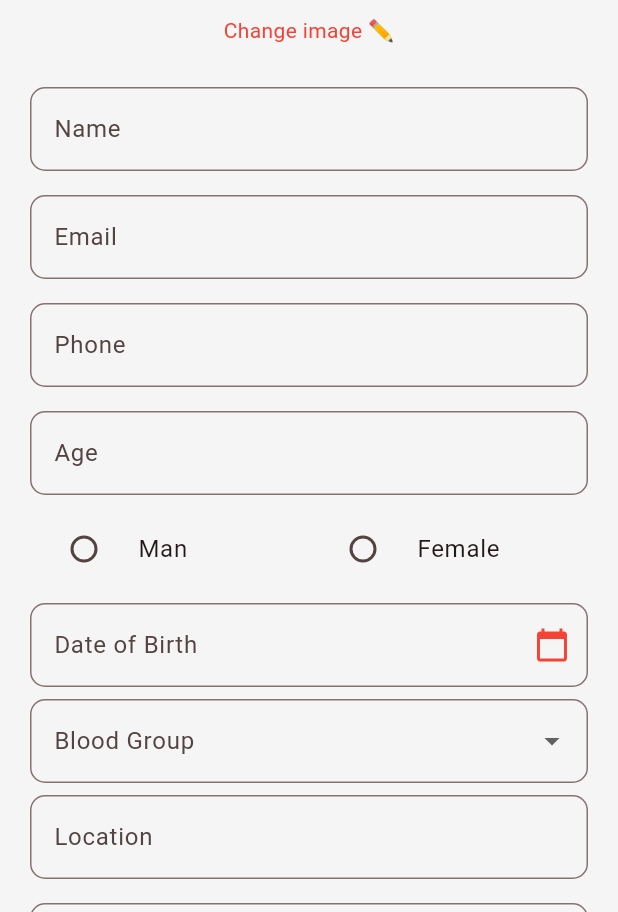
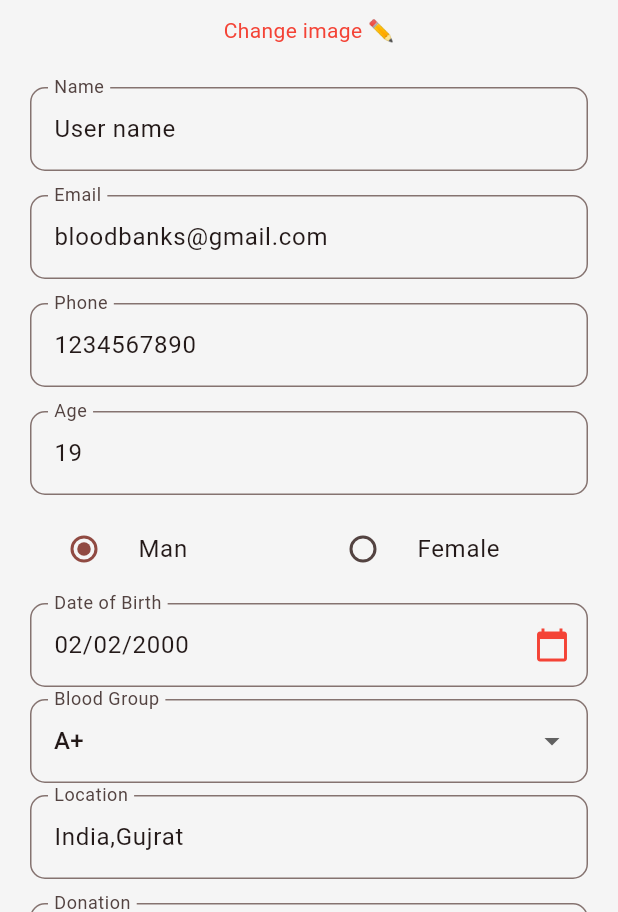
Before and after one commit to hardik7426/blood_bank_app, a Flutter app: the ProfilePage screen opened directly, after a tap on "Edit Profile", on a phone screen of 412 x 824 dp, the part 324-1236 px from its top. Run offline on Flutter 3.47's test engine with Material 3 defaults, Android fonts, the phone set to English and light mode, and no system bars.

Commit message:
edit_profile_wroking

```diff
--- a/lib/screens/user/edit_profile_page.dart
+++ b/lib/screens/user/edit_profile_page.dart
@@ -2,24 +2,130 @@
 import 'package:flutter/material.dart';
 
 class EditProfilePage extends StatefulWidget {
-  const EditProfilePage({super.key});
+  // Fields to receive and pre-populate the form
+  final String fullName;
+  final String email;
+  final String phone;
+  final int age;
+  final String gender;
+  final String dob;
+  final String bloodGroup;
+  final String location;
+  final int donations;
+  final String lastDonation;
+
+  const EditProfilePage({
+    super.key,
+    required this.fullName,
+    required this.email,
+    required this.phone,
+    required this.age,
+    required this.gender,
+    required this.dob,
+    required this.bloodGroup,
+    required this.location,
+    required this.donations,
+    required this.lastDonation,
+  });
 
   @override
   State<EditProfilePage> createState() => _EditProfilePageState();
 }
 
 class _EditProfilePageState extends State<EditProfilePage> {
-  final TextEditingController nameController = TextEditingController();
-  final TextEditingController emailController = TextEditingController();
-  final TextEditingController phoneController = TextEditingController();
-  final TextEditingController ageController = TextEditingController();
-  final TextEditingController dobController = TextEditingController();
-  final TextEditingController locationController = TextEditingController();
-  final TextEditingController donationController = TextEditingController();
-  final TextEditingController lastDonationController = TextEditingController();
+  final _formKey = GlobalKey<FormState>();
+  late String _selectedGender;
+  String? _selectedBloodGroup;
 
-  String? _selectedGender;
-  String? _selectedBloodGroup;
+  // Controllers to pre-fill data and handle edits
+  late TextEditingController _nameController;
+  late TextEditingController _emailController;
+  late TextEditingController _phoneController;
+  late TextEditingController _ageController;
+  late TextEditingController _dobController;
+  late TextEditingController _locationController;
+  late TextEditingController _donationsController;
+  late TextEditingController _lastDonationController;
+
+  @override
+  void initState() {
+    super.initState();
+    // Initialize state fields from widget properties
+    _selectedGender = widget.gender;
+    _selectedBloodGroup = widget.bloodGroup;
+
+    // Initialize controllers with incoming data
+    _nameController = TextEditingController(text: widget.fullName);
+    _emailController = TextEditingController(text: widget.email);
+    _phoneController = TextEditingController(text: widget.phone);
+    _ageController = TextEditingController(text: widget.age.toString());
+    _dobController = TextEditingController(text: widget.dob);
+    _locationController = TextEditingController(text: widget.location);
+    _donationsController = TextEditingController(text: widget.donations.toString());
+    _lastDonationController = TextEditingController(text: widget.lastDonation);
+  }
+
+  @override
+  void dispose() {
+    _nameController.dispose();
+    _emailController.dispose();
+    _phoneController.dispose();
+    _ageController.dispose();
+    _dobController.dispose();
+    _locationController.dispose();
+    _donationsController.dispose();
+    _lastDonationController.dispose();
+    super.dispose();
+  }
+
+  // Helper method for input decoration
+  InputDecoration _inputDecoration(String label) {
+    return InputDecoration(
+      labelText: label,
+      border: OutlineInputBorder(borderRadius: BorderRadius.circular(10)),
+      focusedBorder: OutlineInputBorder(borderRadius: BorderRadius.circular(10), borderSide: const BorderSide(color: Colors.red)),
+    );
+  }
+
+  Future<void> _selectDate(BuildContext context) async {
+    final dateParts = widget.dob.split('/');
+    DateTime initialDate = DateTime.tryParse('${dateParts[2]}-${dateParts[1]}-${dateParts[0]}') ?? DateTime(2000);
+
+    final DateTime? picked = await showDatePicker(
+      context: context,
+      initialDate: initialDate,
+      firstDate: DateTime(1900),
+      lastDate: DateTime.now(),
+    );
+    if (picked != null) {
+      setState(() {
+        _dobController.text = "${picked.day}/${picked.month}/${picked.year}";
+      });
+    }
+  }
+
+  void _saveChanges(BuildContext context) {
+    // Collect all updated data into a Map
+    final updatedData = {
+      'fullName': _nameController.text,
+      'email': _emailController.text,
+      'phone': _phoneController.text,
+      'age': int.tryParse(_ageController.text) ?? widget.age,
+      'gender': _selectedGender,
+      'dob': _dobController.text,
+      'bloodGroup': _selectedBloodGroup ?? widget.bloodGroup,
+      'location': _locationController.text,
+      'donations': int.tryParse(_donationsController.text) ?? widget.donations,
+      'lastDonation': _lastDonationController.text,
+    };
+
+    // Pop the screen and pass the data Map back to the previous widget
+    Navigator.pop(context, updatedData);
+
+    ScaffoldMessenger.of(context).showSnackBar(
+      const SnackBar(content: Text("Changes Saved!")),
+    );
+  }
 
   @override
   Widget build(BuildContext context) {
@@ -35,8 +141,11 @@ class _EditProfilePageState extends State<EditProfilePage> {
       ),
       body: SingleChildScrollView(
         padding: const EdgeInsets.all(20),
+        child: Form(
+          key: _formKey,
           child: Column(
             children: [
+              // Profile Picture
               Stack(
                 alignment: Alignment.bottomCenter,
                 children: [
@@ -50,7 +159,7 @@ class _EditProfilePageState extends State<EditProfilePage> {
                     ),
                     child: ClipOval(
                       child: Image.asset(
-                      'assets/images/logo.png',
+                        'assets/images/logo.png', // Placeholder image
                         fit: BoxFit.cover,
                         errorBuilder: (context, error, stackTrace) =>
                             const Icon(Icons.person, size: 100, color: Colors.grey),
@@ -64,42 +173,26 @@ class _EditProfilePageState extends State<EditProfilePage> {
 
               const SizedBox(height: 20),
 
-            _buildTextField("Name", nameController),
-            _buildTextField("Email", emailController),
-            _buildTextField("Phone", phoneController),
-            _buildTextField("Age", ageController),
+              // Input Fields
+              _buildTextField("Name", _nameController),
+              _buildTextField("Email", _emailController, keyboardType: TextInputType.emailAddress),
+              _buildTextField("Phone", _phoneController, keyboardType: TextInputType.phone),
+              _buildTextField("Age", _ageController, keyboardType: TextInputType.number),
 
+              // Gender
               Row(
                 children: [
-                Expanded(
-                  child: RadioListTile(
-                    title: const Text("Man"),
-                    value: "Man",
-                    groupValue: _selectedGender,
-                    onChanged: (value) {
-                      setState(() => _selectedGender = value.toString());
-                    },
-                  ),
-                ),
-                Expanded(
-                  child: RadioListTile(
-                    title: const Text("Female"),
-                    value: "Female",
-                    // ignore: deprecated_member_use
-                    groupValue: _selectedGender,
-                    // ignore: deprecated_member_use
-                    onChanged: (value) {
-                      setState(() => _selectedGender = value.toString());
-                    },
-                  ),
-                ),
+                  Expanded(child: RadioListTile(title: const Text("Man"), value: "Male", groupValue: _selectedGender, onChanged: (value) => setState(() => _selectedGender = value.toString()))),
+                  Expanded(child: RadioListTile(title: const Text("Female"), value: "Female", groupValue: _selectedGender, onChanged: (value) => setState(() => _selectedGender = value.toString()))),
                 ],
               ),
 
-            _buildTextField("Date of Birth", dobController, icon: Icons.calendar_today),
+              // Date of Birth
+              _buildTextField("Date of Birth", _dobController, icon: Icons.calendar_today, readOnly: true, onTap: () => _selectDate(context)),
 
+              // Blood Group
               DropdownButtonFormField<String>(
-              initialValue: _selectedBloodGroup,
+                value: _selectedBloodGroup,
                 decoration: _inputDecoration("Blood Group"),
                 items: ['A+', 'B+', 'O+', 'AB+', 'A-', 'B-', 'O-', 'AB-']
                     .map((bg) => DropdownMenuItem(value: bg, child: Text(bg)))
@@ -107,19 +200,15 @@ class _EditProfilePageState extends State<EditProfilePage> {
                 onChanged: (value) => setState(() => _selectedBloodGroup = value),
               ),
 
-            _buildTextField("Location", locationController),
-            _buildTextField("Donation", donationController),
-            _buildTextField("Last Donation", lastDonationController),
+              _buildTextField("Location", _locationController),
+              _buildTextField("Donation", _donationsController, keyboardType: TextInputType.number),
+              _buildTextField("Last Donation", _lastDonationController),
 
               const SizedBox(height: 20),
 
+              // Save Changes Button
               ElevatedButton(
-              onPressed: () {
-                ScaffoldMessenger.of(context).showSnackBar(
-                  const SnackBar(content: Text("Changes Saved!")),
-                );
-                Navigator.pop(context);
-              },
+                onPressed: () => _saveChanges(context),
                 style: ElevatedButton.styleFrom(
                   backgroundColor: Colors.red,
                   foregroundColor: Colors.white,
@@ -128,29 +217,26 @@ class _EditProfilePageState extends State<EditProfilePage> {
                 ),
                 child: const Text("Save Changes", style: TextStyle(fontSize: 18, fontWeight: FontWeight.bold)),
               ),
+              const SizedBox(height: 20),
             ],
+          ),
         ),
       ),
     );
   }
 
-  Widget _buildTextField(String label, TextEditingController controller, {IconData? icon}) {
+  Widget _buildTextField(String label, TextEditingController controller, {IconData? icon, TextInputType keyboardType = TextInputType.text, bool readOnly = false, VoidCallback? onTap}) {
     return Padding(
       padding: const EdgeInsets.symmetric(vertical: 8),
-      child: TextField(
+      child: TextFormField(
         controller: controller,
+        readOnly: readOnly,
+        onTap: onTap,
+        keyboardType: keyboardType,
         decoration: _inputDecoration(label).copyWith(
           suffixIcon: icon != null ? Icon(icon, color: Colors.red) : null,
         ),
       ),
     );
   }
-
-  InputDecoration _inputDecoration(String label) {
-    return InputDecoration(
-      labelText: label,
-      border: OutlineInputBorder(borderRadius: BorderRadius.circular(10)),
-      focusedBorder: OutlineInputBorder(borderRadius: BorderRadius.circular(10), borderSide: const BorderSide(color: Colors.red)),
-    );
 }
-}
--- a/lib/screens/user/profile_page.dart
+++ b/lib/screens/user/profile_page.dart
@@ -1,8 +1,9 @@
 // profile_page.dart
 import 'package:flutter/material.dart';
-import 'edit_profile_page.dart';
+import 'package:blood_bank_app/screens/user/edit_profile_page.dart'; // Ensure correct import
 
-class ProfilePage extends StatelessWidget {
+class ProfilePage extends StatefulWidget {
+  // All fields are now passed into the widget's constructor
   final String fullName;
   final String email;
   final String phone;
@@ -27,6 +28,77 @@ class ProfilePage extends StatelessWidget {
     this.age = 19,
     this.lastDonation = '3/9/2024',
   });
+
+  @override
+  State<ProfilePage> createState() => _ProfilePageState();
+}
+
+class _ProfilePageState extends State<ProfilePage> {
+  // Convert fields to state variables to hold dynamic data
+  late String _fullName;
+  late String _email;
+  late String _phone;
+  late String _location;
+  late int _donations;
+  late String _bloodGroup;
+  late String _gender;
+  late String _dob;
+  late int _age;
+  late String _lastDonation;
+
+  @override
+  void initState() {
+    super.initState();
+    // Initialize state variables with constructor values
+    _fullName = widget.fullName;
+    _email = widget.email;
+    _phone = widget.phone;
+    _location = widget.location;
+    _donations = widget.donations;
+    _bloodGroup = widget.bloodGroup;
+    _gender = widget.gender;
+    _dob = widget.dob;
+    _age = widget.age;
+    _lastDonation = widget.lastDonation;
+  }
+
+  // Function to handle navigation and state update
+  void _navigateToEditProfile(BuildContext context) async {
+    // Navigate and await result (the updated data map)
+    final updatedData = await Navigator.push(
+      context,
+      MaterialPageRoute(
+        builder: (context) => EditProfilePage(
+          fullName: _fullName,
+          email: _email,
+          phone: _phone,
+          location: _location,
+          donations: _donations,
+          bloodGroup: _bloodGroup,
+          gender: _gender,
+          dob: _dob,
+          age: _age,
+          lastDonation: _lastDonation,
+        ),
+      ),
+    );
+
+    // Check if data was returned (user clicked Save Changes)
+    if (updatedData != null && updatedData is Map<String, dynamic>) {
+      setState(() {
+        _fullName = updatedData['fullName'];
+        _email = updatedData['email'];
+        _phone = updatedData['phone'];
+        _location = updatedData['location'];
+        _donations = updatedData['donations'];
+        _bloodGroup = updatedData['bloodGroup'];
+        _gender = updatedData['gender'];
+        _dob = updatedData['dob'];
+        _age = updatedData['age'];
+        _lastDonation = updatedData['lastDonation'];
+      });
+    }
+  }
 
   @override
   Widget build(BuildContext context) {
@@ -68,7 +140,7 @@ class ProfilePage extends StatelessWidget {
           const SizedBox(height: 10),
 
           Text(
-            fullName,
+            _fullName, // Use state variable
             style: const TextStyle(
               fontSize: 22,
               fontWeight: FontWeight.bold,
@@ -76,7 +148,7 @@ class ProfilePage extends StatelessWidget {
             ),
           ),
           Text(
-            email,
+            _email, // Use state variable
             style: const TextStyle(fontSize: 16, color: Colors.black54),
           ),
           const SizedBox(height: 20),
@@ -87,23 +159,19 @@ class ProfilePage extends StatelessWidget {
                 padding: const EdgeInsets.symmetric(horizontal: 40.0),
                 child: Column(
                   children: [
-                    _ProfileDetailRow(label: "Phone", value: phone),
-                    _ProfileDetailRow(label: "Location", value: location),
-                    _ProfileDetailRow(label: "Donations", value: donations.toString()),
-                    _ProfileDetailRow(label: "Blood Group", value: bloodGroup),
-                    _ProfileDetailRow(label: "Gender", value: gender),
-                    _ProfileDetailRow(label: "DOB", value: dob),
-                    _ProfileDetailRow(label: "Age", value: age.toString()),
-                    _ProfileDetailRow(label: "Last Donation", value: lastDonation),
+                    // Use state variables for detail rows
+                    _ProfileDetailRow(label: "Phone", value: _phone),
+                    _ProfileDetailRow(label: "Location", value: _location),
+                    _ProfileDetailRow(label: "Donations", value: _donations.toString()),
+                    _ProfileDetailRow(label: "Blood Group", value: _bloodGroup),
+                    _ProfileDetailRow(label: "Gender", value: _gender),
+                    _ProfileDetailRow(label: "DOB", value: _dob),
+                    _ProfileDetailRow(label: "Age", value: _age.toString()),
+                    _ProfileDetailRow(label: "Last Donation", value: _lastDonation),
                     const SizedBox(height: 30),
 
                     ElevatedButton(
-                      onPressed: () {
-                        Navigator.push(
-                          context,
-                          MaterialPageRoute(builder: (context) => const EditProfilePage()),
-                        );
-                      },
+                      onPressed: () => _navigateToEditProfile(context), // Call the state handler
                       style: ElevatedButton.styleFrom(
                         backgroundColor: Colors.red,
                         foregroundColor: Colors.white,
```
Lines whose indentation alone changed are shown as unchanged.
